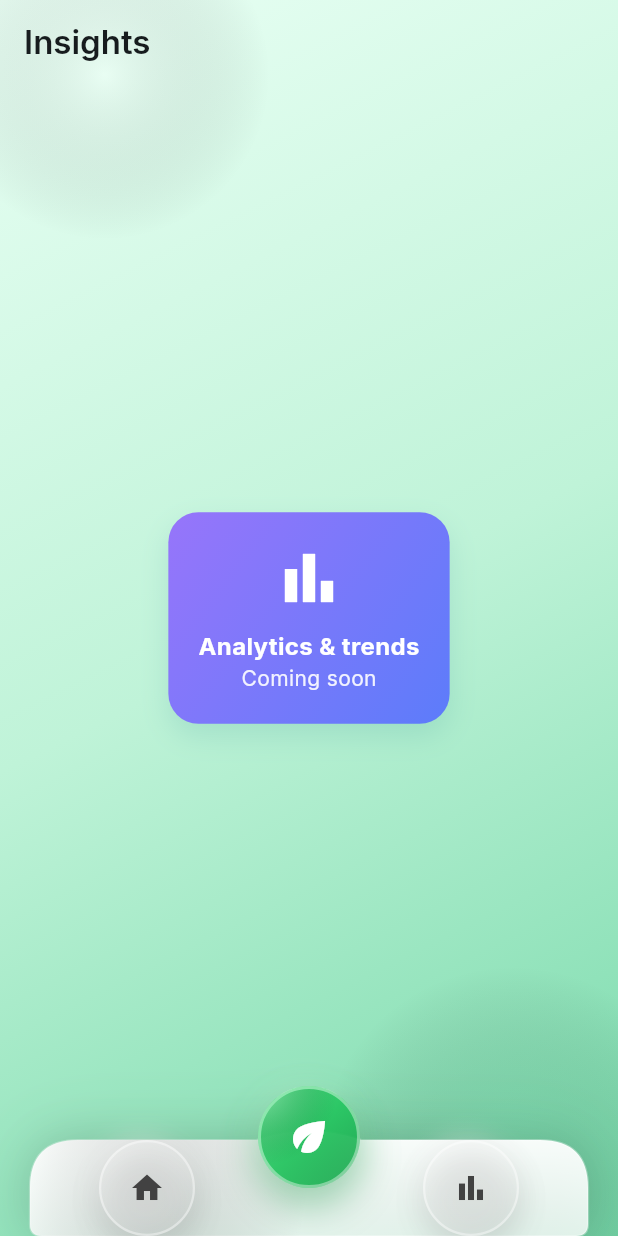
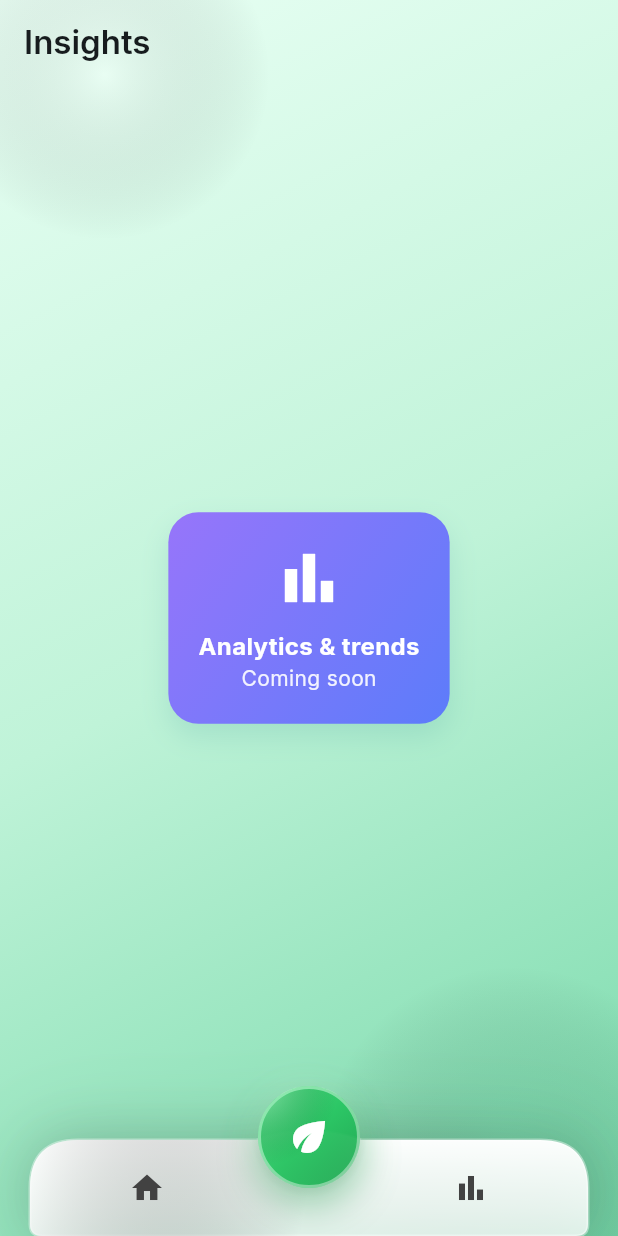
Before and after one commit to cursor2test1230-hub/hydro, a Flutter app: the screen it shows after launch, after a tap on "Nutrients", after a tap on "pH", after a tap on the "bar chart" icon, on a phone screen of 412 x 824 dp. Run offline on Flutter 3.47's test engine with Material 3 defaults, Android fonts, the phone set to English and light mode, and no system bars; our stand-ins replace google_fonts.

Commit message:
✨ Enhance navigation bar with premium glass morphism & simplify icons for elegant unified design

```diff
--- a/lib/main.dart
+++ b/lib/main.dart
@@ -123,10 +123,10 @@ class _RootScaffoldState extends State<RootScaffold> {
                           onTap: () => setState(() => _selectedIndex = 0),
                           child: Container(
                             height: 64,
-                            child: GlassMorphismIcon(
-                              icon: Icons.home,
-                              isSelected: false,
-                              selectedColor: const Color(0xFF4ADE80),
+                            child: Icon(
+                              Icons.home,
+                              color: Colors.grey[800],
+                              size: 24,
                             ),
                           ),
                         ),
@@ -139,10 +139,10 @@ class _RootScaffoldState extends State<RootScaffold> {
                           onTap: () => setState(() => _selectedIndex = 2),
                           child: Container(
                             height: 64,
-                            child: GlassMorphismIcon(
-                              icon: Icons.bar_chart,
-                              isSelected: false,
-                              selectedColor: const Color(0xFF4ADE80),
+                            child: Icon(
+                              Icons.bar_chart,
+                              color: Colors.grey[800],
+                              size: 24,
                             ),
                           ),
                         ),
@@ -870,24 +870,25 @@ class NotchedNavigationPainter extends CustomPainter {
 class GlassMorphismNotchedPainter extends CustomPainter {
   @override
   void paint(Canvas canvas, Size size) {
-    // Create the main glass morphism effect without backdrop blur
+    // Create the main glass morphism effect with enhanced depth
     final Paint glassPaint = Paint()
       ..shader = LinearGradient(
         begin: Alignment.topCenter,
         end: Alignment.bottomCenter,
         colors: [
-          Colors.white.withValues(alpha: 0.95),
-          Colors.white.withValues(alpha: 0.88),
-          Colors.white.withValues(alpha: 0.80),
+          Colors.white.withValues(alpha: 0.98),
+          Colors.white.withValues(alpha: 0.92),
+          Colors.white.withValues(alpha: 0.85),
+          Colors.white.withValues(alpha: 0.78),
         ],
-        stops: const [0.0, 0.5, 1.0],
+        stops: const [0.0, 0.3, 0.7, 1.0],
       ).createShader(Rect.fromLTWH(0, 0, size.width, size.height))
       ..style = PaintingStyle.fill;
 
     final Paint borderPaint = Paint()
-      ..color = Colors.white.withValues(alpha: 0.3)
+      ..color = Colors.white.withValues(alpha: 0.4)
       ..style = PaintingStyle.stroke
-      ..strokeWidth = 1.5;
+      ..strokeWidth = 2.0;
 
     final Path path = Path();
 
@@ -916,18 +917,23 @@ class GlassMorphismNotchedPainter extends CustomPainter {
     // Close the path
     path.close();
 
-    // Draw multiple shadow layers for depth
+    // Draw multiple shadow layers for enhanced depth
     final Paint shadowPaint1 = Paint()
-      ..color = Colors.black.withValues(alpha: 0.08)
-      ..maskFilter = const MaskFilter.blur(BlurStyle.normal, 25);
+      ..color = Colors.black.withValues(alpha: 0.12)
+      ..maskFilter = const MaskFilter.blur(BlurStyle.normal, 30);
 
     final Paint shadowPaint2 = Paint()
-      ..color = Colors.black.withValues(alpha: 0.12)
+      ..color = Colors.black.withValues(alpha: 0.08)
+      ..maskFilter = const MaskFilter.blur(BlurStyle.normal, 20);
+
+    final Paint shadowPaint3 = Paint()
+      ..color = Colors.black.withValues(alpha: 0.05)
       ..maskFilter = const MaskFilter.blur(BlurStyle.normal, 15);
 
-    // Draw shadows
+    // Draw shadows in order (farthest to closest)
     canvas.drawPath(path, shadowPaint1);
     canvas.drawPath(path, shadowPaint2);
+    canvas.drawPath(path, shadowPaint3);
 
     // Draw main glass shape
     canvas.drawPath(path, glassPaint);
@@ -935,98 +941,39 @@ class GlassMorphismNotchedPainter extends CustomPainter {
     // Draw subtle border
     canvas.drawPath(path, borderPaint);
 
-    // Add inner highlight for glass effect
-    final Paint highlightPaint = Paint()
+    // Add sophisticated inner highlights for premium glass effect
+    final Paint highlightPaint1 = Paint()
       ..shader = LinearGradient(
         begin: Alignment.topLeft,
         end: Alignment.center,
         colors: [
-          Colors.white.withValues(alpha: 0.4),
+          Colors.white.withValues(alpha: 0.5),
           Colors.transparent,
         ],
       ).createShader(Rect.fromLTWH(0, 0, size.width, size.height))
       ..style = PaintingStyle.fill;
 
-    canvas.drawPath(path, highlightPaint);
+    final Paint highlightPaint2 = Paint()
+      ..shader = RadialGradient(
+        center: Alignment.topCenter,
+        radius: 0.6,
+        colors: [
+          Colors.white.withValues(alpha: 0.3),
+          Colors.transparent,
+        ],
+      ).createShader(Rect.fromLTWH(0, 0, size.width, size.height))
+      ..style = PaintingStyle.fill;
+
+    // Draw highlights
+    canvas.drawPath(path, highlightPaint1);
+    canvas.drawPath(path, highlightPaint2);
   }
 
   @override
   bool shouldRepaint(covariant CustomPainter oldDelegate) => false;
 }
 
-class GlassMorphismIcon extends StatelessWidget {
-  final IconData icon;
-  final bool isSelected;
-  final Color selectedColor;
 
-  const GlassMorphismIcon({
-    super.key,
-    required this.icon,
-    required this.isSelected,
-    required this.selectedColor,
-  });
-
-  @override
-  Widget build(BuildContext context) {
-    return Container(
-      width: 48,
-      height: 48,
-      decoration: BoxDecoration(
-        shape: BoxShape.circle,
-        gradient: LinearGradient(
-          begin: Alignment.topLeft,
-          end: Alignment.bottomRight,
-          colors: [
-            Colors.white.withValues(alpha: 0.25),
-            Colors.white.withValues(alpha: 0.15),
-            Colors.white.withValues(alpha: 0.08),
-          ],
-        ),
-        border: Border.all(
-          color: Colors.white.withValues(alpha: 0.4),
-          width: 1.5,
-        ),
-        boxShadow: [
-          BoxShadow(
-            color: Colors.black.withValues(alpha: 0.1),
-            blurRadius: 15,
-            offset: const Offset(0, 6),
-            spreadRadius: 1,
-          ),
-          BoxShadow(
-            color: Colors.white.withValues(alpha: 0.3),
-            blurRadius: 12,
-            offset: const Offset(-3, -3),
-            spreadRadius: 1,
-          ),
-          BoxShadow(
-            color: Colors.black.withValues(alpha: 0.05),
-            blurRadius: 20,
-            offset: const Offset(0, 10),
-          ),
-        ],
-      ),
-      child: Container(
-        decoration: BoxDecoration(
-          shape: BoxShape.circle,
-          gradient: RadialGradient(
-            center: Alignment.topLeft,
-            radius: 0.8,
-            colors: [
-              Colors.white.withValues(alpha: 0.4),
-              Colors.transparent,
-            ],
-          ),
-        ),
-        child: Icon(
-          icon,
-          color: Colors.grey[800],
-          size: 24,
-        ),
-      ),
-    );
-  }
-}
 
 class GlassMorphismCTAButton extends StatelessWidget {
   final IconData icon;
```
